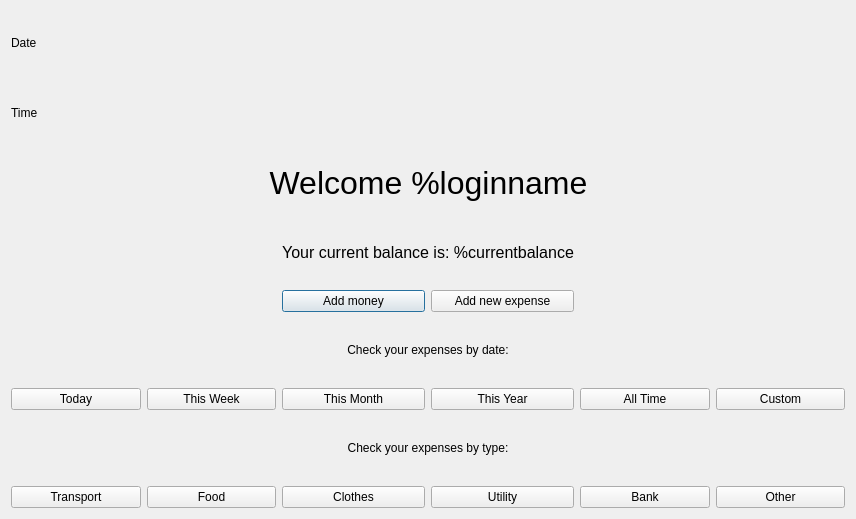
Before: the Qt Designer form NETB380_ExpenseManager/ep_welcome.ui in satanasov/NETB380, drawn with Qt 5.
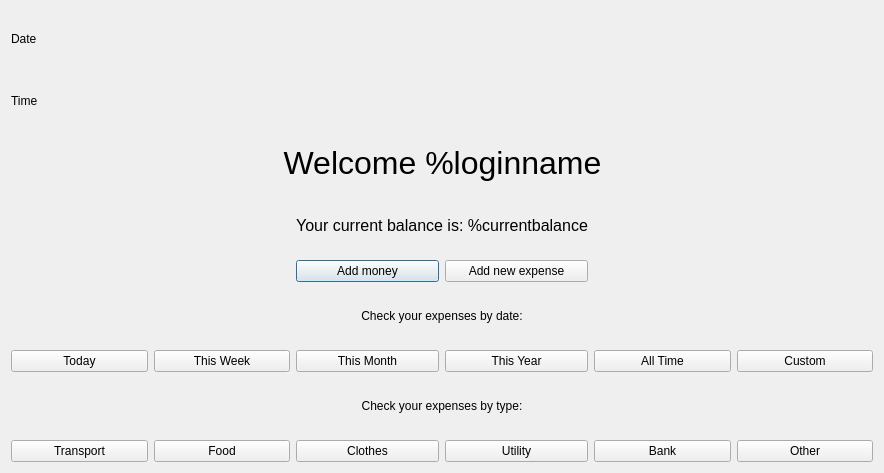
After: the same form once the commit is applied. Icons and pictures are not drawn.

Commit message: Changes in ep_report class. Added layout to scroll area widget.

Diff of the .ui file:
```diff
--- a/NETB380_ExpenseManager/ep_welcome.ui
+++ b/NETB380_ExpenseManager/ep_welcome.ui
@@ -6,8 +6,8 @@
    <rect>
     <x>0</x>
     <y>0</y>
-    <width>856</width>
-    <height>519</height>
+    <width>884</width>
+    <height>473</height>
    </rect>
   </property>
   <property name="contextMenuPolicy">
```
The commit also changes 2 other files.
